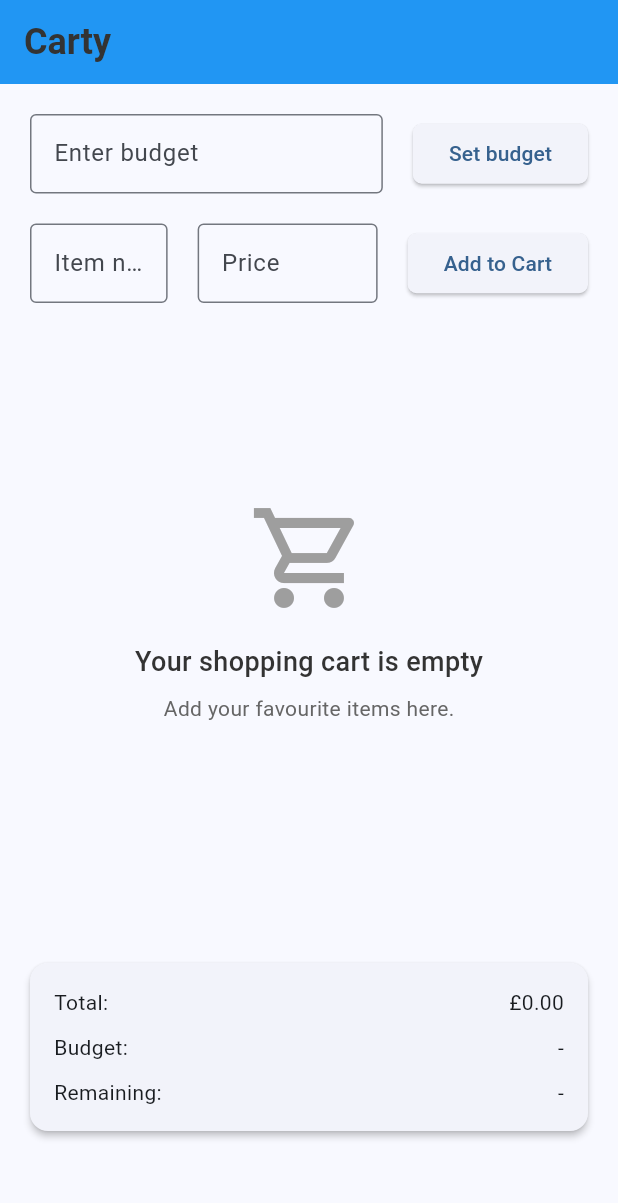
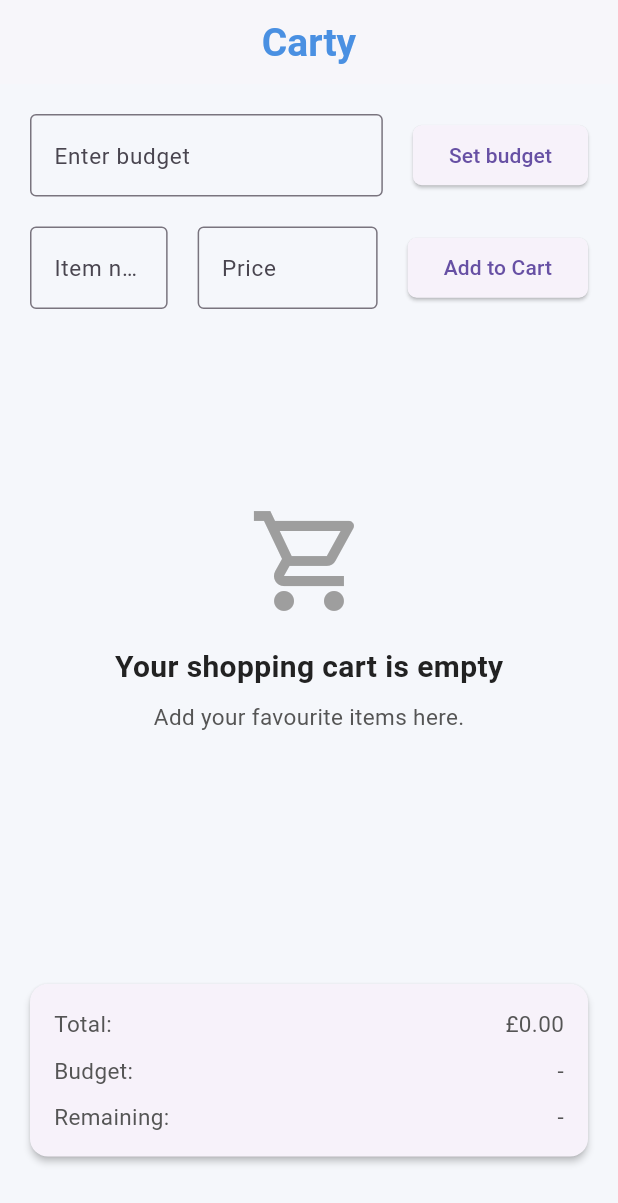
Before and after one commit to Sammyadj/Carty, a Flutter app: the screen it shows after launch, on a phone screen of 412 x 824 dp. Shown: the top 1203 px of the screen. Run offline on Flutter 3.47's test engine with Material 3 defaults, Android fonts, the phone set to English and light mode, and no system bars.

Commit message:
theme and AppStyles update

```diff
--- a/lib/base/res/styles/app_styles.dart
+++ b/lib/base/res/styles/app_styles.dart
@@ -1,49 +1,49 @@
 import 'package:flutter/material.dart';
 
 class AppColors {
-  static const Color primaryColor = Color(0xFF1976D2); // Blue
+  static const Color primaryColor = Color(0xFF4A90E2); // Lighter Blue
   static const Color accentColor = Color(0xFFD32F2F); // Red
-  static const Color backgroundColor = Color(0xFFF5F5F5);
-  static const Color textPrimary = Color(0xFF333333);
-  static const Color textSecondary = Color(0xFF666666);
+  static const Color backgroundColor = Color(0xFFF5F7FB); // Soft background
+  static const Color textPrimary = Color(0xFF222222);
+  static const Color textSecondary = Color(0xFF555555);
   static const Color borderColor = Color(0xFFDDDDDD);
   static const Color tileBackground = Colors.white;
 }
 
 class AppTextStyles {
   static const TextStyle itemTitle = TextStyle(
-    fontSize: 16,
+    fontSize: 18,
     fontWeight: FontWeight.w500,
     color: AppColors.textPrimary,
   );
 
   static const TextStyle itemPrice = TextStyle(
-    fontSize: 16,
+    fontSize: 18,
     fontWeight: FontWeight.bold,
     color: AppColors.textPrimary,
   );
 
   static const TextStyle headline = TextStyle(
-    fontSize: 24,
+    fontSize: 26,
+    fontWeight: FontWeight.bold,
+    color: AppColors.primaryColor,
+  );
+
+  static const TextStyle subhead = TextStyle(
+    fontSize: 20,
     fontWeight: FontWeight.bold,
     color: AppColors.textPrimary,
   );
 
-  static const TextStyle subhead = TextStyle(
-    fontSize: 18,
-    fontWeight: FontWeight.w500,
-    color: AppColors.textPrimary,
-  );
-
   static const TextStyle body = TextStyle(
-    fontSize: 14,
+    fontSize: 15,
     fontWeight: FontWeight.normal,
     color: AppColors.textSecondary,
   );
 
   static const TextStyle buttonText = TextStyle(
     fontSize: 16,
-    fontWeight: FontWeight.w600,
+    fontWeight: FontWeight.bold,
     color: AppColors.accentColor,
   );
 }
--- /dev/null
+++ b/lib/base/res/styles/app_theme.dart
@@ -0,0 +1,22 @@
+import 'package:flutter/material.dart';
+import 'app_styles.dart';
+
+class AppTheme {
+  static ThemeData lightTheme = ThemeData(
+    primaryColor: AppColors.primaryColor,
+    scaffoldBackgroundColor: AppColors.backgroundColor,
+    textTheme: TextTheme(
+      bodyLarge: AppTextStyles.body,
+      bodyMedium: AppTextStyles.body,
+      bodySmall: AppTextStyles.body,
+    ),
+    appBarTheme: AppBarTheme(
+      backgroundColor: Colors.white,
+      elevation: 1,
+      centerTitle: true,
+      titleTextStyle: AppTextStyles.headline,
+      iconTheme: IconThemeData(color: AppColors.primaryColor),
+    ),
+    useMaterial3: true,
+  );
+}
--- a/lib/main.dart
+++ b/lib/main.dart
@@ -1,5 +1,7 @@
 import 'package:carty_app/screens/home.dart';
 import 'package:flutter/material.dart';
+
+import 'base/res/styles/app_theme.dart';
 
 void main() {
   runApp(const MyApp());
@@ -14,7 +16,7 @@ class MyApp extends StatelessWidget {
     return MaterialApp(
       debugShowCheckedModeBanner: false,
       title: 'Carty app',
-      theme: ThemeData(colorSchemeSeed: Colors.blue),
+        theme: AppTheme.lightTheme,
       home: HomePage(),
     );
   }
--- a/lib/screens/home.dart
+++ b/lib/screens/home.dart
@@ -1,11 +1,9 @@
 import 'package:carty_app/widgets/clear_cart_button.dart';
-import 'package:carty_app/widgets/empty_cart_message.dart';
 import 'package:flutter/material.dart';
 import '../base/res/styles/app_styles.dart';
 import '../base/utils/controllers/cart_controller.dart';
-import '../widgets/cart_item_tile.dart';
 import '../widgets/cart_section.dart';
-import '../widgets/input_action_row.dart';
+import '../widgets/input_area.dart';
 import '../widgets/summary_card.dart';
 
 class HomePage extends StatefulWidget {
@@ -33,9 +31,12 @@ class _HomePageState extends State<HomePage> {
             ? (controller.budget! - controller.total)
             : null;
     return Scaffold(
+      backgroundColor: AppColors.backgroundColor,
       appBar: AppBar(
+        backgroundColor: Colors.white,
+        elevation: 1,
+        centerTitle: true,
         title: Text("Carty", style: AppTextStyles.headline),
-        backgroundColor: Colors.blue,
       ),
       body: SingleChildScrollView(
         child: Padding(
@@ -43,37 +44,27 @@ class _HomePageState extends State<HomePage> {
           child: Column(
             children: [
               SizedBox(height: 20),
-              InputActionRow(
-                labelText: 'Enter budget',
-                buttonText: 'Set budget',
-                onPressed: () {
+            InputArea(
+              controller: controller,
+              budgetError: _budgetError,
+              priceError: _priceError,
+              onBudgetSet: () {
                 final error = controller.setBudget(() => setState(() {}));
                 setState(() {
                   _budgetError = error;
                 });
               },
-                controller: controller.budgetController,
-                inputErrorText: _budgetError,
-              ),
-              SizedBox(height: 20),
-              InputActionRow(
-                labelText: 'Item name',
-                buttonText: 'Add to Cart',
-                onPressed: () {
+              onItemAdded: () {
                 final error = controller.addItemToCart(() => setState(() {}));
                 setState(() {
                   _priceError = error;
                 });
               },
-                controller: controller.itemController,
-                priceController: controller.priceController,
-                inputErrorText: null,
-                priceErrorText: _priceError,
             ),
               SizedBox(height: 30),
               CartSection(controller: controller, onItemRemoved: () {setState(() {
               });}),
-              SizedBox(height: 20),
+              SizedBox(height: 30),
               ClearCartButton(
                 onClear: () {
                   setState(() {
--- a/lib/widgets/input_area.dart
+++ b/lib/widgets/input_area.dart
@@ -0,0 +1,45 @@
+import 'package:flutter/cupertino.dart';
+import '../base/utils/controllers/cart_controller.dart';
+import 'input_action_row.dart';
+
+class InputArea extends StatelessWidget {
+  final CartController controller;
+  final String? budgetError;
+  final String? priceError;
+  final VoidCallback onBudgetSet;
+  final VoidCallback onItemAdded;
+
+  const InputArea({
+    super.key,
+    required this.controller,
+    required this.budgetError,
+    required this.priceError,
+    required this.onBudgetSet,
+    required this.onItemAdded,
+  });
+
+  @override
+  Widget build(BuildContext context) {
+    return Column(
+      children: [
+        InputActionRow(
+          labelText: 'Enter budget',
+          buttonText: 'Set budget',
+          onPressed: onBudgetSet,
+          controller: controller.budgetController,
+          inputErrorText: budgetError,
+        ),
+        SizedBox(height: 20),
+        InputActionRow(
+          labelText: 'Item name',
+          buttonText: 'Add to Cart',
+          onPressed: onItemAdded,
+          controller: controller.itemController,
+          priceController: controller.priceController,
+          inputErrorText: null,
+          priceErrorText: priceError,
+        ),
+      ],
+    );
+  }
+}
```
Lines whose indentation alone changed are shown as unchanged.
